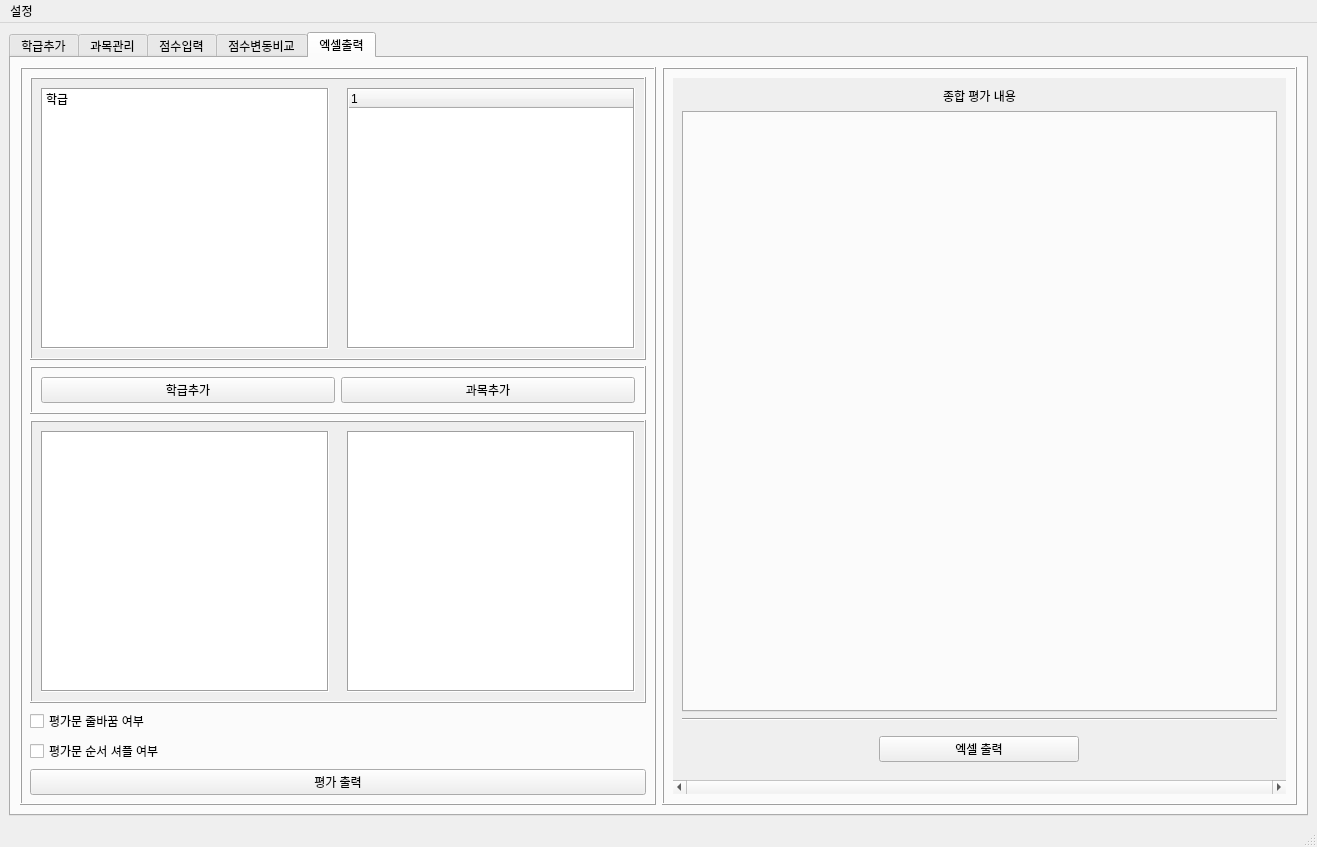
This is layout/manager.ui in chlwodud77/student-assesment-manager as Qt 5 draws it before an edit. The edited form follows.
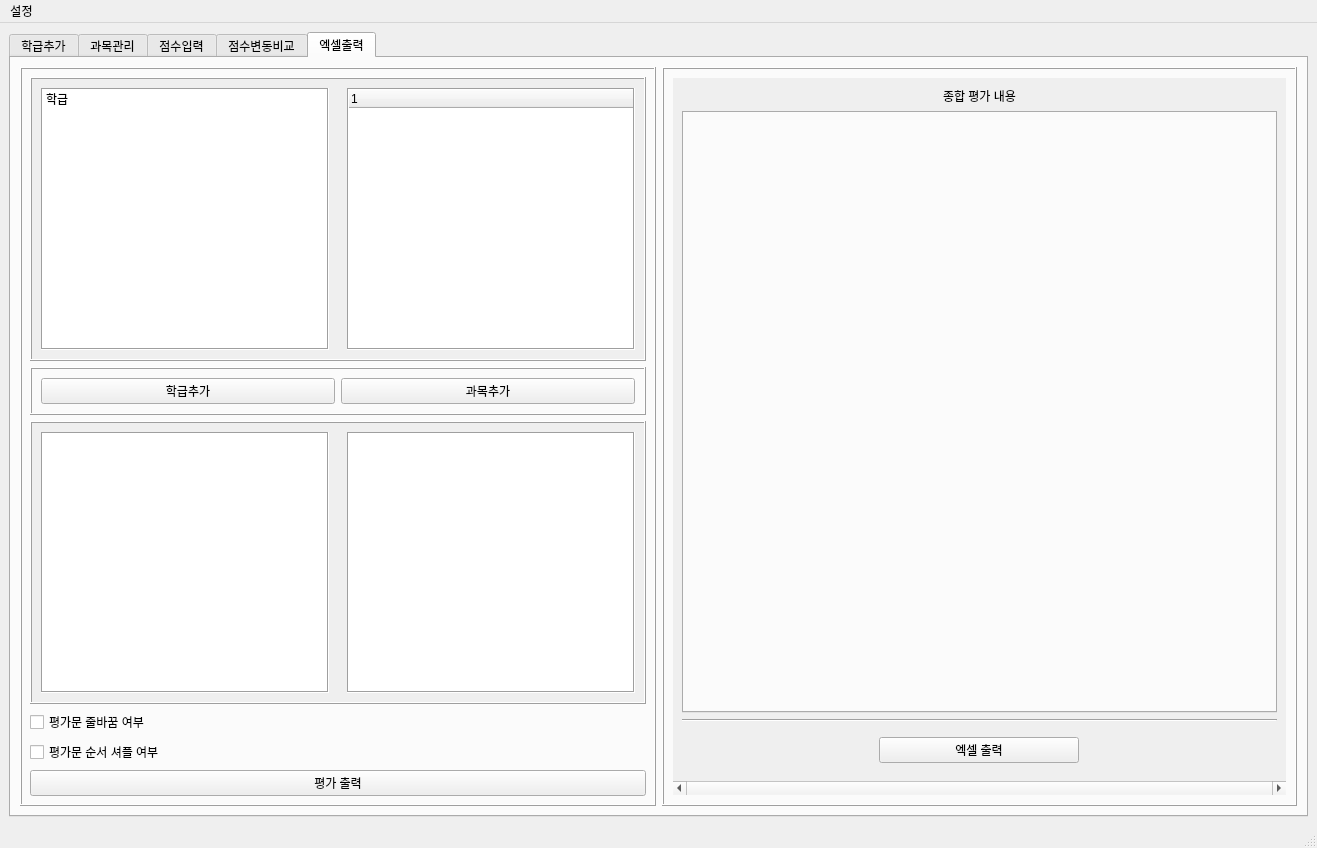
This is the edited form. The open tabs and pages were chosen to show the change. Icons and pictures are not drawn.

Patch:
```diff
--- a/layout/manager.ui
+++ b/layout/manager.ui
@@ -7,7 +7,7 @@
     <x>0</x>
     <y>0</y>
     <width>1317</width>
-    <height>847</height>
+    <height>848</height>
    </rect>
   </property>
   <property name="sizePolicy">
@@ -1802,7 +1802,7 @@
                    <x>0</x>
                    <y>0</y>
                    <width>306</width>
-                   <height>293</height>
+                   <height>294</height>
                   </rect>
                  </property>
                  <layout class="QHBoxLayout" name="horizontalLayout_26">
@@ -1831,7 +1831,7 @@
                    <x>0</x>
                    <y>0</y>
                    <width>305</width>
-                   <height>293</height>
+                   <height>294</height>
                   </rect>
                  </property>
                  <layout class="QHBoxLayout" name="horizontalLayout_27">
@@ -1914,7 +1914,7 @@
                 <x>0</x>
                 <y>0</y>
                 <width>612</width>
-                <height>706</height>
+                <height>707</height>
                </rect>
               </property>
               <layout class="QVBoxLayout" name="verticalLayout_19">
```
Left out of the diff: 4 changed lines with no effect on the pictures.
